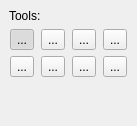
First picture: the form in designer/BeeToolSelectionDockUi.ui, repository skitzycat/beedraw, before the edit.
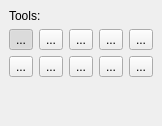
Second picture: the form after the edit. Icons and pictures are not drawn.

Commit message: smear tool not working out well so far, smudge tool is active again though and seems to be working, smudge is in a square shape right now, next step is to make it round

Diff of the .ui file:
```diff
--- a/designer/BeeToolSelectionDockUi.ui
+++ b/designer/BeeToolSelectionDockUi.ui
@@ -6,7 +6,7 @@
    <rect>
     <x>0</x>
     <y>0</y>
-    <width>137</width>
+    <width>162</width>
     <height>126</height>
    </rect>
   </property>
@@ -205,6 +205,40 @@
         </property>
        </widget>
       </item>
+      <item row="0" column="4">
+       <widget class="QToolButton" name="smear_button">
+        <property name="text">
+         <string>...</string>
+        </property>
+        <property name="icon">
+         <iconset>
+          <normaloff>icons/smear.png</normaloff>icons/smear.png</iconset>
+        </property>
+        <property name="checkable">
+         <bool>true</bool>
+        </property>
+        <property name="autoExclusive">
+         <bool>true</bool>
+        </property>
+       </widget>
+      </item>
+      <item row="1" column="4">
+       <widget class="QToolButton" name="smudge_button">
+        <property name="text">
+         <string>...</string>
+        </property>
+        <property name="icon">
+         <iconset>
+          <normaloff>icons/smudge.png</normaloff>icons/smudge.png</iconset>
+        </property>
+        <property name="checkable">
+         <bool>true</bool>
+        </property>
+        <property name="autoExclusive">
+         <bool>true</bool>
+        </property>
+       </widget>
+      </item>
      </layout>
     </item>
     <item>
```
The commit also changes 5 other files.
